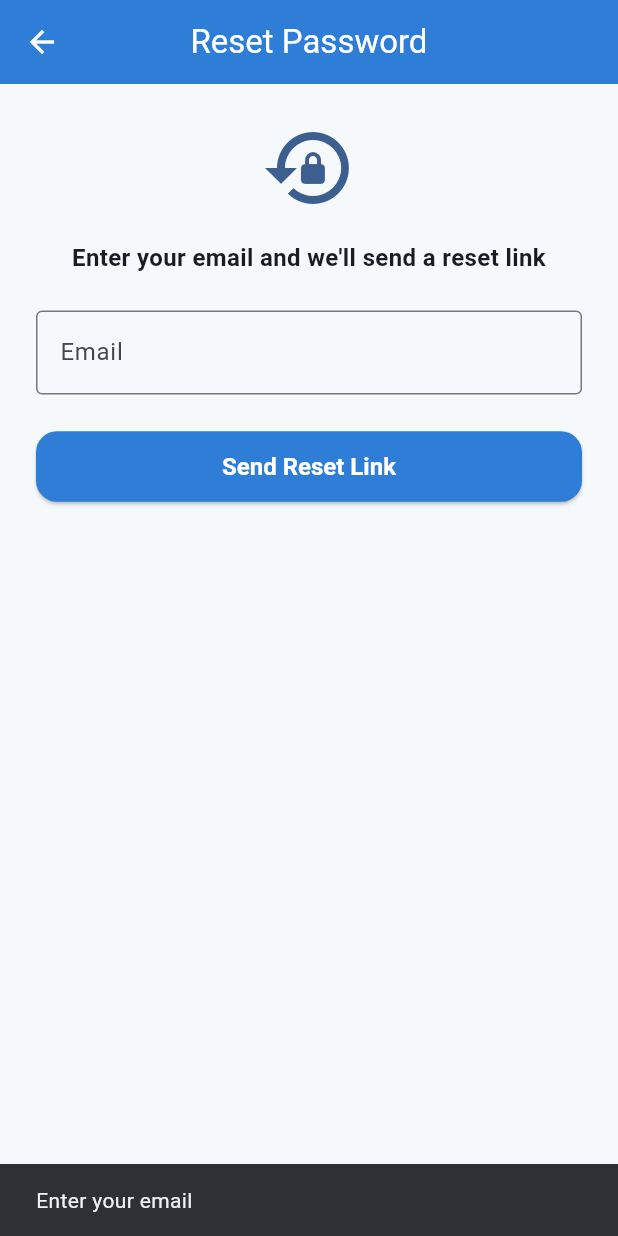
After one commit to refa9568/Safezone_ULTRA, a Flutter app: the ForgotPasswordScreen screen opened by its route, after a tap on "Send Reset Link", on a phone screen of 412 x 824 dp. The commit adds this screen. Run offline on Flutter 3.47's test engine with Material 3 defaults, Android fonts, the phone set to English and light mode, and no system bars; our stand-ins replace cloud_firestore, connectivity_plus, firebase_auth, firebase_core, flutter_tts, google_generative_ai and 2 more; accounts and stored records are empty.

Commit message:
Add Forgot Password flow (Firebase email reset link)

```diff
--- a/lib/backend/auth_service.dart
+++ b/lib/backend/auth_service.dart
@@ -21,6 +21,13 @@ class AuthService {
   }
 
   Future<void> signOut() => _auth.signOut();
+
+  /// Sends a password reset link to this email. Firebase handles the reset
+  /// page and updates the account's password directly - the app never sees
+  /// the new password.
+  Future<void> sendPasswordResetEmail(String email) {
+    return _auth.sendPasswordResetEmail(email: email);
+  }
 
   /// Permanently deletes the signed-in Firebase Auth account. Call this
   /// alongside AppState.deleteAllData() (Firestore) to fully remove a user.
--- a/lib/main.dart
+++ b/lib/main.dart
@@ -7,6 +7,7 @@ import 'package:safezone_ultra/logic/app_state.dart';
 import 'package:safezone_ultra/ui/theme/app_theme.dart';
 import 'package:safezone_ultra/ui/screens/auth/splash_screen.dart';
 import 'package:safezone_ultra/ui/screens/auth/login_screen.dart';
+import 'package:safezone_ultra/ui/screens/auth/forgot_password_screen.dart';
 import 'package:safezone_ultra/ui/screens/auth/register_screen.dart';
 import 'package:safezone_ultra/ui/screens/auth/verify_email_screen.dart';
 import 'package:safezone_ultra/ui/screens/child/child_profile_select_screen.dart';
@@ -46,6 +47,7 @@ class SafeZoneUltraApp extends StatelessWidget {
         routes: {
           '/': (_) => const SplashScreen(),
           '/login': (_) => const LoginScreen(),
+          '/forgot-password': (_) => const ForgotPasswordScreen(),
           '/register': (_) => const RegisterScreen(),
           '/verify-email': (_) => const VerifyEmailScreen(),
           '/profiles': (_) => const ChildProfileSelectScreen(),
--- /dev/null
+++ b/lib/ui/screens/auth/forgot_password_screen.dart
@@ -0,0 +1,148 @@
+import 'package:flutter/material.dart';
+import 'package:provider/provider.dart';
+import 'package:safezone_ultra/backend/auth_service.dart';
+import 'package:safezone_ultra/logic/app_state.dart';
+
+class ForgotPasswordScreen extends StatefulWidget {
+  const ForgotPasswordScreen({super.key});
+
+  @override
+  State<ForgotPasswordScreen> createState() => _ForgotPasswordScreenState();
+}
+
+class _ForgotPasswordScreenState extends State<ForgotPasswordScreen> {
+  final _emailController = TextEditingController();
+  final _authService = AuthService();
+  bool _loading = false;
+  bool _sent = false;
+
+  @override
+  void dispose() {
+    _emailController.dispose();
+    super.dispose();
+  }
+
+  Future<void> _sendResetLink(bool t) async {
+    final email = _emailController.text.trim();
+    if (email.isEmpty) {
+      ScaffoldMessenger.of(context).showSnackBar(
+        SnackBar(content: Text(t ? 'ইমেইল দিন' : 'Enter your email')),
+      );
+      return;
+    }
+    setState(() => _loading = true);
+    try {
+      await _authService.sendPasswordResetEmail(email);
+    } on Object catch (e) {
+      // Don't reveal whether the email exists - show success either way
+      // except for a genuinely malformed address.
+      final isInvalidEmail = _authService.friendlyError(e).contains('invalid');
+      if (isInvalidEmail) {
+        if (mounted) {
+          ScaffoldMessenger.of(context).showSnackBar(
+            SnackBar(content: Text(_authService.friendlyError(e))),
+          );
+          setState(() => _loading = false);
+        }
+        return;
+      }
+    }
+    if (mounted) {
+      setState(() {
+        _loading = false;
+        _sent = true;
+      });
+    }
+  }
+
+  @override
+  Widget build(BuildContext context) {
+    final state = context.watch<AppState>();
+    final t = state.bengali;
+    return Scaffold(
+      appBar: AppBar(title: Text(t ? 'পাসওয়ার্ড রিসেট' : 'Reset Password')),
+      body: SingleChildScrollView(
+        padding: const EdgeInsets.all(24),
+        child: Center(
+          child: ConstrainedBox(
+            constraints: const BoxConstraints(maxWidth: 420),
+            child: Column(
+              mainAxisSize: MainAxisSize.min,
+              crossAxisAlignment: CrossAxisAlignment.stretch,
+              children: _sent
+                  ? [
+                      Icon(
+                        Icons.mark_email_read_outlined,
+                        size: 64,
+                        color: Theme.of(context).colorScheme.primary,
+                      ),
+                      const SizedBox(height: 16),
+                      Text(
+                        t ? 'রিসেট লিংক পাঠানো হয়েছে' : 'Reset link sent',
+                        textAlign: TextAlign.center,
+                        style: const TextStyle(
+                          fontSize: 18,
+                          fontWeight: FontWeight.w600,
+                        ),
+                      ),
+                      const SizedBox(height: 8),
+                      Text(
+                        t
+                            ? 'যদি ${_emailController.text.trim()} দিয়ে একটি অ্যাকাউন্ট থাকে, একটি পাসওয়ার্ড রিসেট লিংক পাঠানো হয়েছে। লিংকে গিয়ে নতুন পাসওয়ার্ড সেট করুন।'
+                            : 'If an account exists for ${_emailController.text.trim()}, a password reset link has been sent. Open it to set a new password.',
+                        textAlign: TextAlign.center,
+                        style: const TextStyle(color: Colors.grey),
+                      ),
+                      const SizedBox(height: 24),
+                      ElevatedButton(
+                        onPressed: () => Navigator.pop(context),
+                        child: Text(t ? 'লগইনে ফিরে যান' : 'Back to Login'),
+                      ),
+                    ]
+                  : [
+                      Icon(
+                        Icons.lock_reset,
+                        size: 64,
+                        color: Theme.of(context).colorScheme.primary,
+                      ),
+                      const SizedBox(height: 16),
+                      Text(
+                        t
+                            ? 'আপনার ইমেইল দিন, আমরা একটি রিসেট লিংক পাঠাবো'
+                            : "Enter your email and we'll send a reset link",
+                        textAlign: TextAlign.center,
+                        style: const TextStyle(
+                          fontSize: 16,
+                          fontWeight: FontWeight.w600,
+                        ),
+                      ),
+                      const SizedBox(height: 24),
+                      TextField(
+                        controller: _emailController,
+                        keyboardType: TextInputType.emailAddress,
+                        decoration: InputDecoration(
+                          labelText: t ? 'ইমেইল' : 'Email',
+                          border: const OutlineInputBorder(),
+                        ),
+                      ),
+                      const SizedBox(height: 24),
+                      ElevatedButton(
+                        onPressed: _loading ? null : () => _sendResetLink(t),
+                        child: _loading
+                            ? const SizedBox(
+                                width: 20,
+                                height: 20,
+                                child: CircularProgressIndicator(
+                                  strokeWidth: 2,
+                                ),
+                              )
+                            : Text(t ? 'রিসেট লিংক পাঠান' : 'Send Reset Link'),
+                      ),
+                    ],
+            ),
+          ),
+        ),
+      ),
+    );
+  }
+}
--- a/lib/ui/screens/auth/login_screen.dart
+++ b/lib/ui/screens/auth/login_screen.dart
@@ -116,7 +116,19 @@ class _LoginScreenState extends State<LoginScreen> {
                     border: const OutlineInputBorder(),
                   ),
                 ),
-                const SizedBox(height: 24),
+                Align(
+                  alignment: Alignment.centerRight,
+                  child: TextButton(
+                    onPressed: _loading
+                        ? null
+                        : () =>
+                              Navigator.pushNamed(context, '/forgot-password'),
+                    child: Text(
+                      t ? 'পাসওয়ার্ড ভুলে গেছেন?' : 'Forgot password?',
+                    ),
+                  ),
+                ),
+                const SizedBox(height: 8),
                 ElevatedButton(
                   onPressed: _loading ? null : () => _login(t),
                   child: _loading
```
